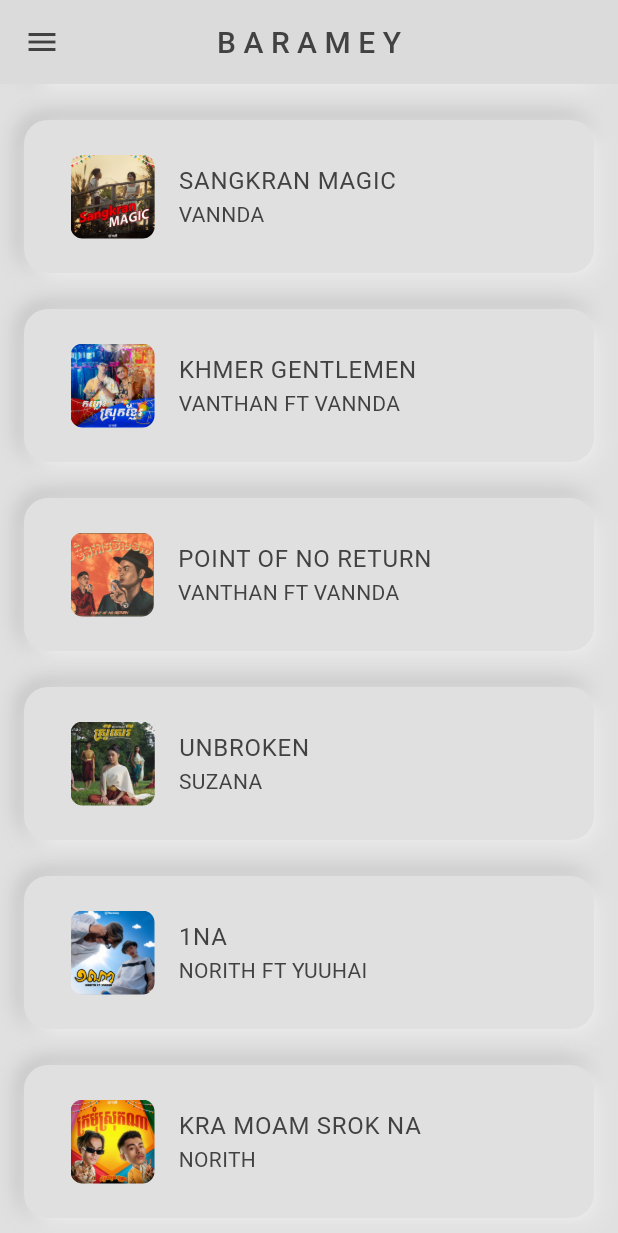
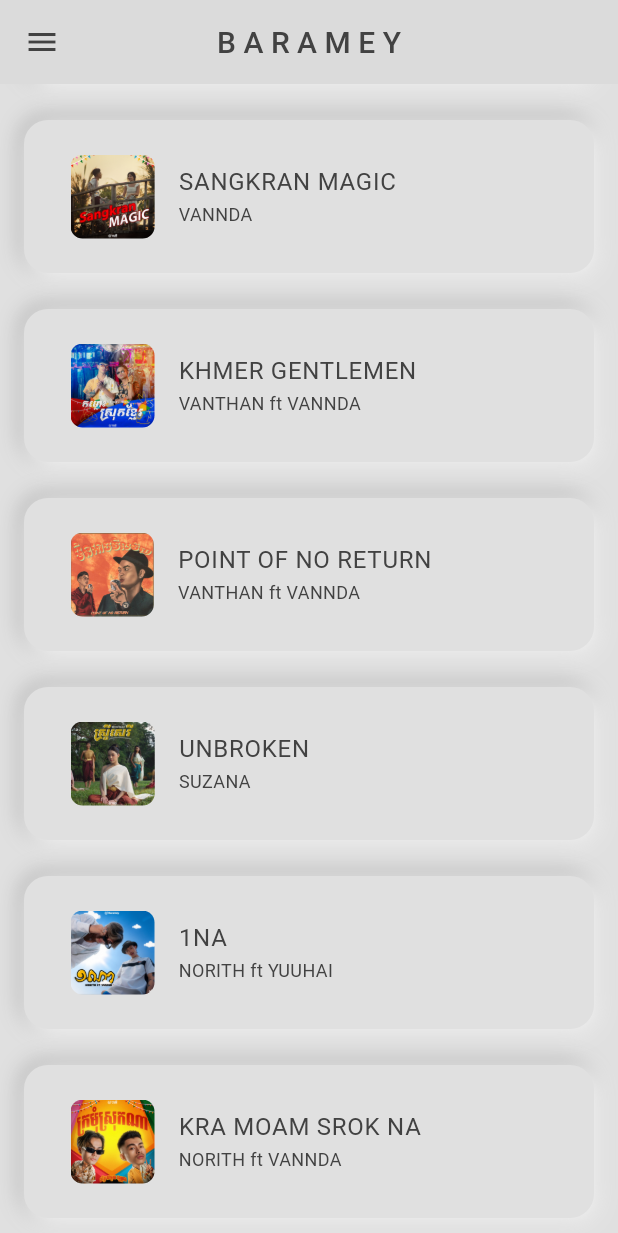
Before and after one commit to BunhengG/vannda_music, a Flutter app: the screen it shows once a user with an empty profile is signed in, scrolled down 382 dp, on a phone screen of 412 x 824 dp. Shown: the top 1233 px of the screen. Run offline on Flutter 3.47's test engine with Material 3 defaults, Android fonts, the phone set to English and light mode, and no system bars; our stand-ins replace audioplayers, shared_preferences, supabase_flutter; accounts and stored records are empty.

Commit message:
Update UI

```diff
--- a/lib/dummyData/list_song.dart
+++ b/lib/dummyData/list_song.dart
@@ -40,7 +40,7 @@ final List<Song> playlistsDummy = [
   // Song 5
   Song(
     title: "KHMER GENTLEMEN",
-    artistName: "VANTHAN FT VANNDA",
+    artistName: "VANTHAN ft VANNDA",
     albumName: "",
     albumArtImagePath: "assets/images/s5.png",
     audioPath: "audio/Khmer_Gentlemen.mp3",
@@ -49,7 +49,7 @@ final List<Song> playlistsDummy = [
   // Song 6
   Song(
     title: "POINT OF NO RETURN",
-    artistName: "VANTHAN FT VANNDA",
+    artistName: "VANTHAN ft VANNDA",
     albumName: "",
     albumArtImagePath: "assets/images/s6.png",
     audioPath: "audio/Point_of_No_Return.mp3",
@@ -67,7 +67,7 @@ final List<Song> playlistsDummy = [
   // Song 8
   Song(
     title: "1NA",
-    artistName: "NORITH FT YUUHAI",
+    artistName: "NORITH ft YUUHAI",
     albumName: "",
     albumArtImagePath: "assets/images/s8.png",
     audioPath: "audio/1NA.mp3",
@@ -76,7 +76,7 @@ final List<Song> playlistsDummy = [
   // Song 9
   Song(
     title: "KRA MOAM SROK NA",
-    artistName: "NORITH",
+    artistName: "NORITH ft VANNDA",
     albumName: "",
     albumArtImagePath: "assets/images/s9.png",
     audioPath: "audio/NORITH_ft_VANNDA.mp3",
--- a/lib/screens/home_screen.dart
+++ b/lib/screens/home_screen.dart
@@ -79,8 +79,11 @@ class _HomeScreenState extends State<HomeScreen> {
                 ),
                 child: NeuBox(
                   child: ListTile(
-                    title: Text(song.title),
-                    subtitle: Text(song.artistName),
+                    title: Text(song.title.toUpperCase()),
+                    subtitle: Text(
+                      song.artistName,
+                      style: const TextStyle(fontSize: 12),
+                    ),
                     leading: ClipRRect(
                       borderRadius: BorderRadius.circular(8),
                       child: Image.asset(song.albumArtImagePath),
```
